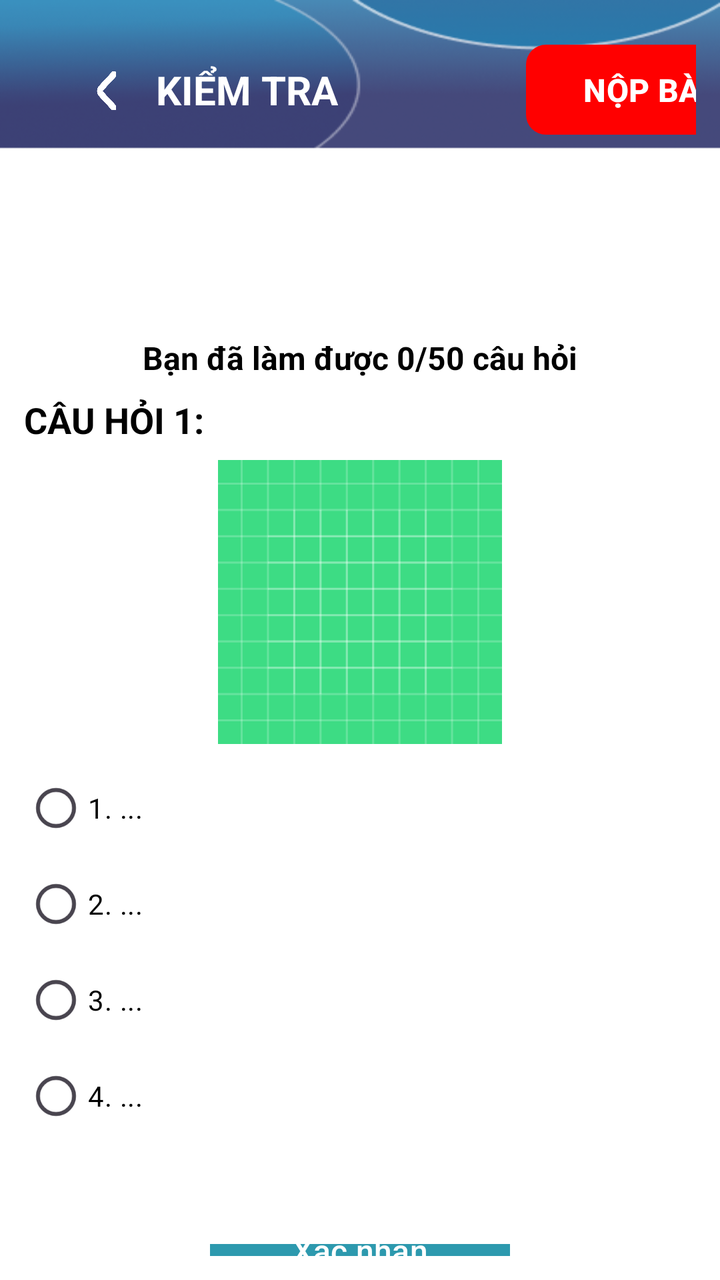
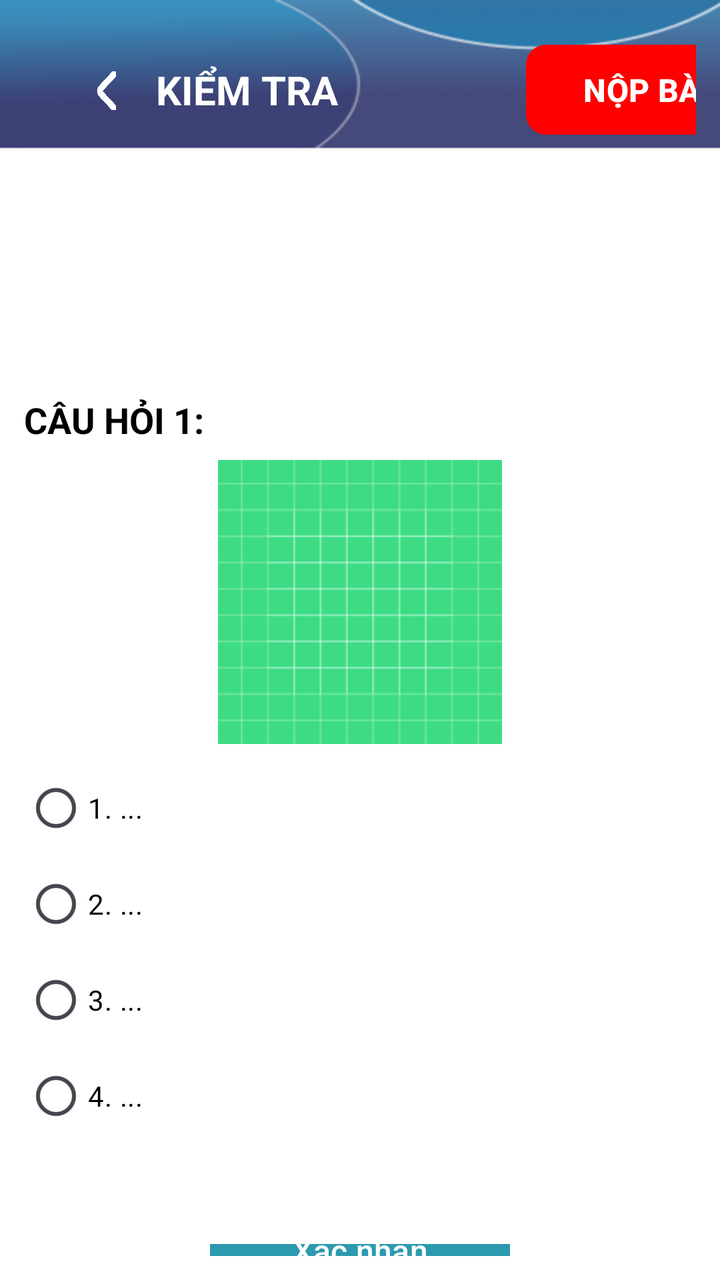

Two renders of the same Android screen: before a commit and after it. Below are the layout's source before the change and the commit's diff.
<!-- AndroidManifest.xml: application theme Theme.MyApplication -->
<!-- res/layout/activity_exam.xml -->
<?xml version="1.0" encoding="utf-8"?>
<LinearLayout xmlns:android="http://schemas.android.com/apk/res/android"
    xmlns:app="http://schemas.android.com/apk/res-auto"
    xmlns:tools="http://schemas.android.com/tools"
    android:id="@+id/main"
    android:layout_width="match_parent"
    android:layout_height="match_parent"
    android:orientation="vertical"
    android:background="@drawable/backgroud_main"
    android:padding="12dp">

    

    

    <com.google.android.material.appbar.MaterialToolbar
        android:id="@+id/toolbar"
        android:layout_width="match_parent"
        android:layout_height="66dp"
        app:layout_constraintEnd_toEndOf="parent"
        app:layout_constraintStart_toStartOf="parent"
        app:layout_constraintTop_toTopOf="parent"
        tools:ignore="MissingConstraints">

        <LinearLayout
            android:id="@+id/turnBack"
            android:layout_width="50dp"
            android:layout_height="match_parent"
            android:gravity="center">

            <ImageView
                android:layout_width="10dp"
                android:layout_height="20dp"
                android:background="@drawable/arrow_left"></ImageView>
        </LinearLayout>

        <TextView
            android:layout_width="wrap_content"
            android:layout_height="wrap_content"
            android:text="KIỂM TRA"
            android:textColor="@color/white"
            android:textSize="20dp"
            android:textStyle="bold" />

        <com.google.android.material.button.MaterialButton
            android:id="@+id/button_end"
            android:layout_width="120dp"
            android:layout_height="45dp"
            android:layout_marginLeft="110dp"
            android:background="@drawable/button_backroud_red"
            android:text="NỘP BÀI"
            android:textColor="@color/white"
            android:textSize="16dp"
            android:textStyle="bold"
            app:backgroundTint="@null" />
    </com.google.android.material.appbar.MaterialToolbar>

    <androidx.recyclerview.widget.RecyclerView
        android:id="@+id/question_tab_recycler"
        android:layout_width="match_parent"
        android:paddingTop="12dp"
        android:layout_height="82dp"
        android:orientation="horizontal"
        android:paddingBottom="12dp"
        android:scrollbars="horizontal"
        app:layout_constraintTop_toBottomOf="@+id/toolbar" />
    <TextView
        android:id="@+id/text_question_progress"
        android:layout_width="match_parent"
        android:layout_height="wrap_content"
        android:text="Bạn đã làm được 0/50 câu hỏi"
        android:textColor="@color/black"
        android:textSize="16sp"
        android:textStyle="bold"
        android:gravity="center"
        android:padding="8dp" />


    <TextView
        android:id="@+id/question_title"
        android:layout_width="wrap_content"
        android:layout_height="wrap_content"
        android:text="CÂU HỎI 1:"
        android:textColor="@color/black"
        android:textSize="18sp"
        android:textStyle="bold"
        android:paddingBottom="8dp" />

    
    <ImageView
        android:id="@+id/question_image"
        android:layout_width="150dp"
        android:layout_height="150dp"
        android:layout_gravity="center"
        android:src="@drawable/ic_launcher_background"
        android:contentDescription="Ảnh câu hỏi"
        android:paddingBottom="8dp" />

    
    <RadioGroup
        android:id="@+id/answer_group"
        android:layout_width="match_parent"
        android:layout_height="wrap_content"
        android:orientation="vertical">

        <RadioButton
            android:id="@+id/answer1"
            android:layout_width="match_parent"
            android:layout_height="wrap_content"
            android:textColor="@color/black"
            android:text="1. ..." />

        <RadioButton
            android:id="@+id/answer2"
            android:layout_width="match_parent"
            android:layout_height="wrap_content"
            android:textColor="@color/black"
            android:text="2. ..." />

        <RadioButton
            android:id="@+id/answer3"
            android:layout_width="match_parent"
            android:layout_height="wrap_content"
            android:textColor="@color/black"
            android:text="3. ..." />

        <RadioButton
            android:id="@+id/answer4"
            android:layout_width="match_parent"
            android:layout_height="wrap_content"
            android:textColor="@color/black"
            android:text="4. ..." />
    </RadioGroup>

    <LinearLayout
        android:layout_width="match_parent"
        android:layout_height="wrap_content"
        android:layout_marginTop="50dp"
        android:gravity="center"
        android:padding="10dp">

        <com.google.android.material.button.MaterialButton
            android:id="@+id/button_next"
            android:layout_width="150dp"
            android:layout_height="45dp"
            android:background="@drawable/button_backroud"
            android:text="Xác nhận"
            android:textColor="@color/white"
            android:textSize="16dp"
            app:backgroundTint="@null" />
    </LinearLayout>


</LinearLayout>
<!-- resources referenced by this layout -->
<resources>
  <color name="black">#FF000000</color>
  <color name="white">#FFFFFFFF</color>
  <!-- drawable arrow_left: png bitmap (drawable-xhdpi, 4607 bytes) -->
  <!-- drawable backgroud_main: png bitmap (drawable-xhdpi, 31686 bytes) -->
  <!-- drawable button_backroud (drawable) -->
  <?xml version="1.0" encoding="utf-8"?>
  <selector xmlns:android="http://schemas.android.com/apk/res/android">
      
      <item android:state_pressed="true">
          <shape android:shape="rectangle">
              <solid android:color="@color/midnight_blue" />
              <corners android:radius="10dp"/>
          </shape>
      </item>
  
      <item>
          <shape android:shape="rectangle">
              <solid android:color="@color/jade_green" />
              <corners android:radius="10dp"/>
          </shape>
      </item>
  </selector>
  <!-- drawable button_backroud_red (drawable) -->
  <?xml version="1.0" encoding="utf-8"?>
  <selector xmlns:android="http://schemas.android.com/apk/res/android">
      
      <item android:state_pressed="true">
          <shape android:shape="rectangle">
              <solid android:color="#BF0000" />
              <corners android:radius="10dp"/>
          </shape>
      </item>
  
      <item>
          <shape android:shape="rectangle">
              <solid android:color="@color/red" />
              <corners android:radius="10dp"/>
          </shape>
      </item>
  </selector>
  <!-- drawable ic_launcher_background: vector/xml drawable (drawable, 4866 chars, omitted) -->
  <style name="Theme.MyApplication" parent="Base.Theme.MyApplication" />
  <color name="midnight_blue">#0C5776</color>
  <color name="jade_green">#2D99AE</color>
  <color name="red">#FF0000</color>
  <style name="Base.Theme.MyApplication" parent="Theme.Material3.DayNight.NoActionBar">
          
          
      </style>
</resources>

<!-- the commit's change to res/layout/activity_exam.xml (unified diff, before → after) -->
@@ -68,7 +68,6 @@
         android:id="@+id/text_question_progress"
         android:layout_width="match_parent"
         android:layout_height="wrap_content"
-        android:text="Bạn đã làm được 0/50 câu hỏi"
         android:textColor="@color/black"
         android:textSize="16sp"
         android:textStyle="bold"
